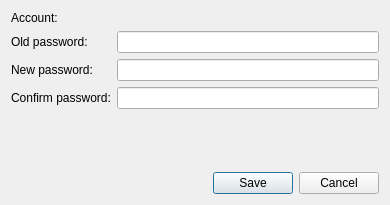
Qt form changepassdialog.ui (pcloudcom/psyncgui) before a commit.
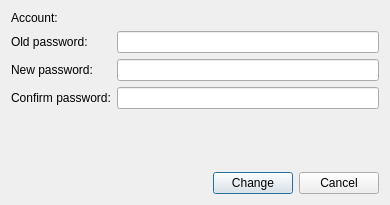
The same form after that commit.

Patch:
```diff
--- a/changepassdialog.ui
+++ b/changepassdialog.ui
@@ -80,7 +80,7 @@
      <item>
       <widget class="QPushButton" name="btnSave">
        <property name="text">
-        <string>Save</string>
+        <string>Change</string>
        </property>
       </widget>
      </item>
```
Left out of the diff: 27 changed lines with no effect on the pictures.
